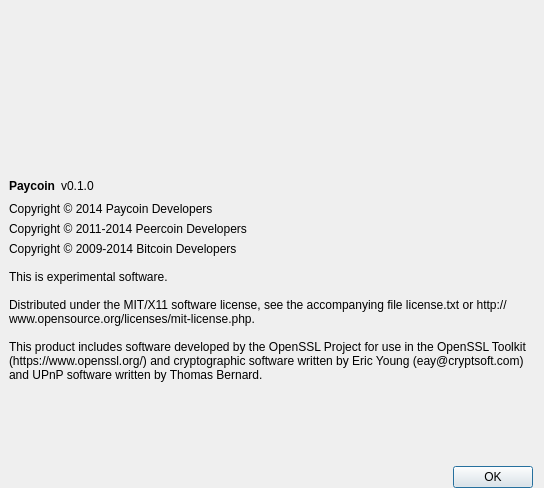
PaycoinFoundation/paycoin, file src/qt/forms/aboutdialog.ui: the form before one commit.
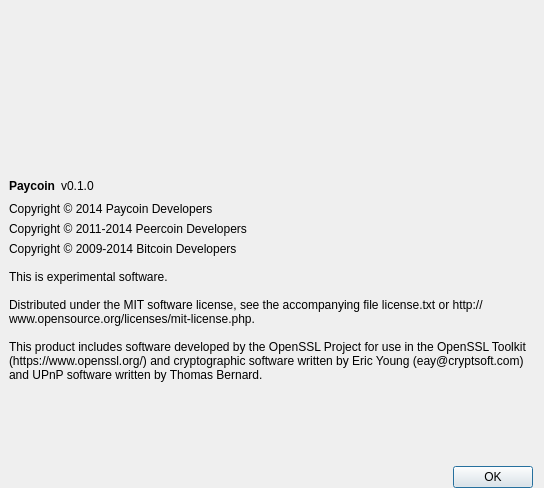
The form after the commit. Icons and pictures are not drawn.

```diff
--- a/src/qt/forms/aboutdialog.ui
+++ b/src/qt/forms/aboutdialog.ui
@@ -134,7 +134,7 @@
 
 This is experimental software.
 
-Distributed under the MIT/X11 software license, see the accompanying file license.txt or http://www.opensource.org/licenses/mit-license.php.
+Distributed under the MIT software license, see the accompanying file license.txt or http://www.opensource.org/licenses/mit-license.php.
 
 This product includes software developed by the OpenSSL Project for use in the OpenSSL Toolkit (https://www.openssl.org/) and cryptographic software written by Eric Young (eay@cryptsoft.com) and UPnP software written by Thomas Bernard.</string>
        </property>
```
